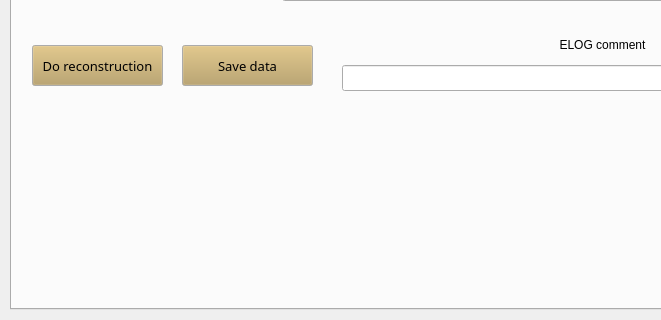
Qt form GUI.ui (pdijksta/WakefieldAnalysis) before a commit; both pictures show x 0 to 661 and y 401 to 721 of the 962 by 856 pixel window.
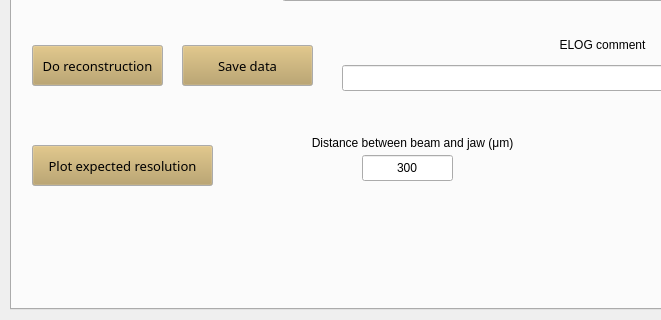
The same form after that commit.

Commit message: add res plot

The edit to the form file:
```diff
--- a/GUI.ui
+++ b/GUI.ui
@@ -1564,6 +1564,94 @@
        <set>Qt::AlignCenter</set>
       </property>
      </widget>
+     <widget class="QPushButton" name="PlotResolution">
+      <property name="geometry">
+       <rect>
+        <x>20</x>
+        <y>520</y>
+        <width>181</width>
+        <height>41</height>
+       </rect>
+      </property>
+      <property name="palette">
+       <palette>
+        <active>
+         <colorrole role="Button">
+          <brush brushstyle="SolidPattern">
+           <color alpha="255">
+            <red>183</red>
+            <green>157</green>
+            <blue>92</blue>
+           </color>
+          </brush>
+         </colorrole>
+        </active>
+        <inactive>
+         <colorrole role="Button">
+          <brush brushstyle="SolidPattern">
+           <color alpha="255">
+            <red>183</red>
+            <green>157</green>
+            <blue>92</blue>
+           </color>
+          </brush>
+         </colorrole>
+        </inactive>
+        <disabled>
+         <colorrole role="Button">
+          <brush brushstyle="SolidPattern">
+           <color alpha="255">
+            <red>183</red>
+            <green>157</green>
+            <blue>92</blue>
+           </color>
+          </brush>
+         </colorrole>
+        </disabled>
+       </palette>
+      </property>
+      <property name="font">
+       <font>
+        <family>Sans Serif</family>
+        <pointsize>10</pointsize>
+       </font>
+      </property>
+      <property name="text">
+       <string>Plot expected resolution</string>
+      </property>
+     </widget>
+     <widget class="QLineEdit" name="PlotResolutionDistance">
+      <property name="geometry">
+       <rect>
+        <x>350</x>
+        <y>530</y>
+        <width>91</width>
+        <height>26</height>
+       </rect>
+      </property>
+      <property name="text">
+       <string>300</string>
+      </property>
+      <property name="alignment">
+       <set>Qt::AlignCenter</set>
+      </property>
+     </widget>
+     <widget class="QLabel" name="label_59">
+      <property name="geometry">
+       <rect>
+        <x>280</x>
+        <y>510</y>
+        <width>241</width>
+        <height>16</height>
+       </rect>
+      </property>
+      <property name="text">
+       <string>Distance between beam and jaw (μm)</string>
+      </property>
+      <property name="alignment">
+       <set>Qt::AlignCenter</set>
+      </property>
+     </widget>
     </widget>
     <widget class="QWidget" name="tab_4">
      <attribute name="title">
```
Left out of the diff: 2 changed lines with no effect on the pictures. The commit also changes 3 other files.
